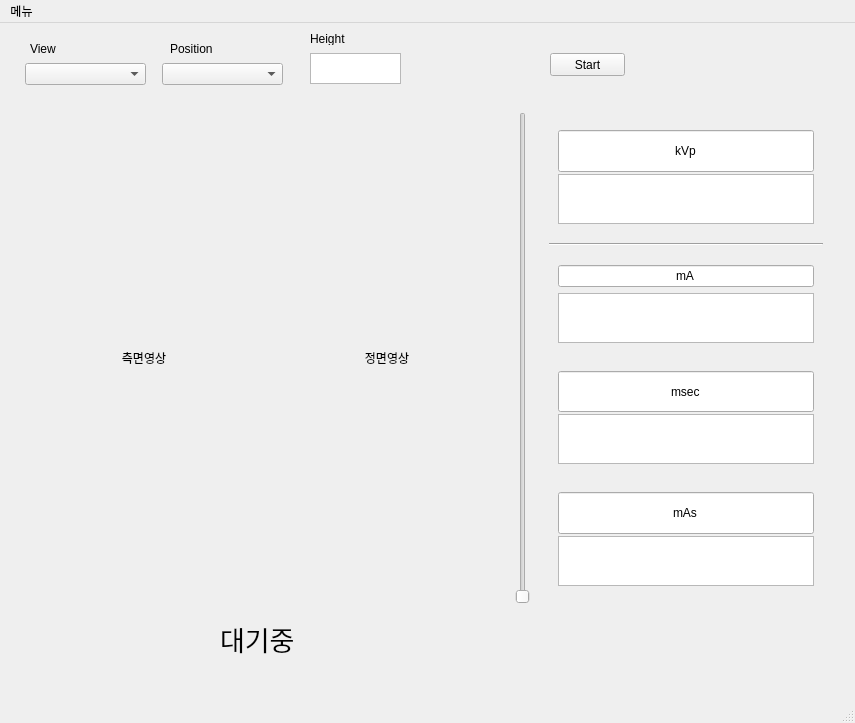
Above: UI/form_Start.ui from ncsjh/BodySegmentation before the change. Below: the same form after it.
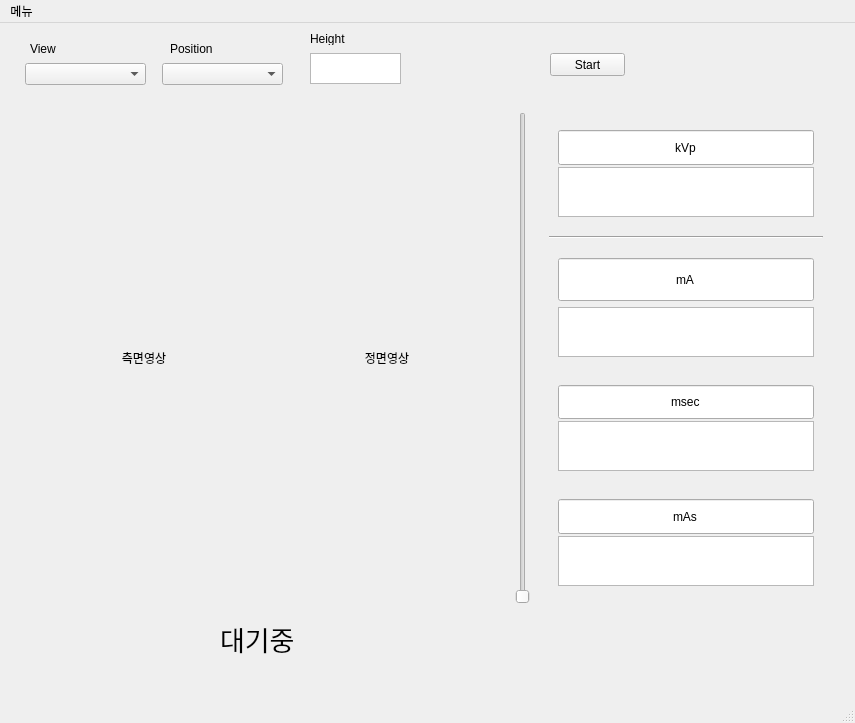
That is the form after the change.

Commit message: 로딩화면 추가

```diff
--- a/UI/form_Start.ui
+++ b/UI/form_Start.ui
@@ -233,6 +233,12 @@
                <verstretch>0</verstretch>
               </sizepolicy>
              </property>
+             <property name="minimumSize">
+              <size>
+               <width>0</width>
+               <height>43</height>
+              </size>
+             </property>
              <property name="maximumSize">
               <size>
                <width>16777215</width>
```
The commit also changes 3 other files.
